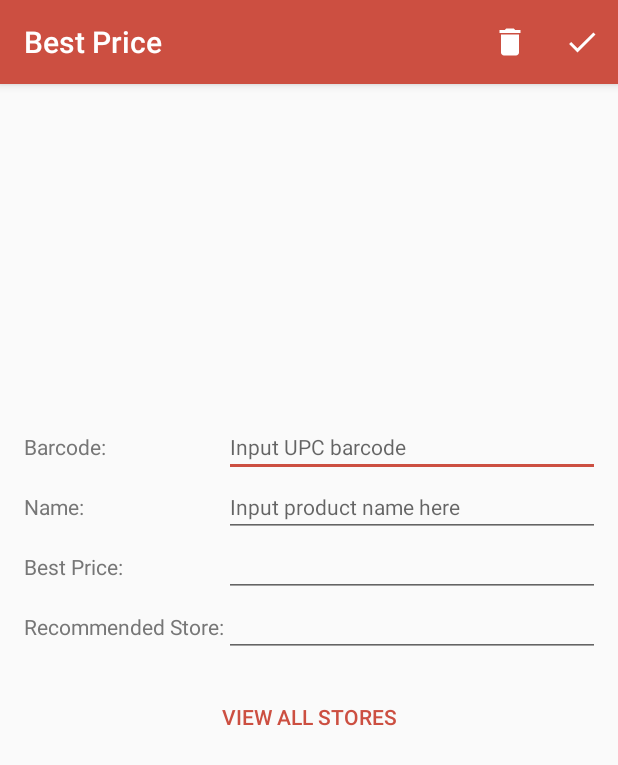
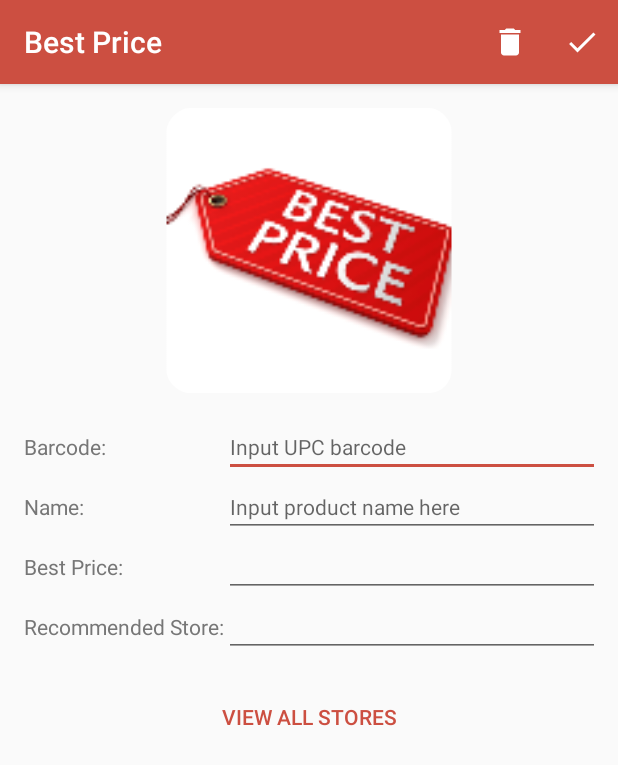
Before and after one commit to Vincent-Weng/BestPrice, an Android app: the DisplayItem screen opened directly, with no data from a screen before it, on a phone screen of 412 x 824 dp. Shown: the top 765 px of the screen. Run offline under Robolectric (Android 15) with nearby library versions, the phone set to English and light mode, and no system bars; our stand-ins replace RxJava; libraries missing offline, so code that uses them is left out: com.jakewharton.retrofit2; 4 statements that could not run were skipped.

Commit message:
Display some picture on the DisplayItem and AddItem Page. Fixes #39

```diff
--- a/PriceCompare/app/src/main/java/ca/uwaterloo/ece651/pricecompare/pricecompare/AddItem.java
+++ b/PriceCompare/app/src/main/java/ca/uwaterloo/ece651/pricecompare/pricecompare/AddItem.java
@@ -493,6 +493,7 @@ public class AddItem extends AppCompatActivity {
         });
 
         image = (ImageView) findViewById(R.id.add_image);
+        image.setImageResource(R.drawable.ic_launcher);
         image.setOnClickListener(v -> addimage());
 
         // Category selection
--- a/PriceCompare/app/src/main/res/layout/activity_display_item.xml
+++ b/PriceCompare/app/src/main/res/layout/activity_display_item.xml
@@ -8,7 +8,7 @@
 
     <LinearLayout
         android:id="@+id/linearLayout"
-        android:layout_width="wrap_content"
+        android:layout_width="match_parent"
         android:layout_height="wrap_content"
         android:layout_gravity="top"
         android:layout_marginTop="16dp"
@@ -19,7 +19,9 @@
             android:id="@+id/imageView"
             android:layout_width="match_parent"
             android:layout_height="190dp"
+            android:layout_gravity="center_horizontal|center"
             android:contentDescription="@string/todo"
+            android:src="@mipmap/ic_launcher_round"
             tools:srcCompat="@tools:sample/backgrounds/scenic[4]" />
     </LinearLayout>
 
```
Also changed, not shown: PriceCompare/app/src/main/java/ca/uwaterloo/ece651/pricecompare/pricecompare/DisplayItem.java (+31 -4 lines), PriceCompare/app/src/main/res/drawable/drink.jpg (added), PriceCompare/app/src/main/res/drawable/entertainment.jpeg (added), PriceCompare/app/src/main/res/drawable/food.jpg (added), PriceCompare/app/src/main/res/drawable/home.jpg (added), PriceCompare/app/src/main/res/drawable/ic_launcher.png (added), PriceCompare/app/src/main/res/drawable/office.jpg (added), PriceCompare/app/src/main/res/drawable/wellness.jpg (added).
